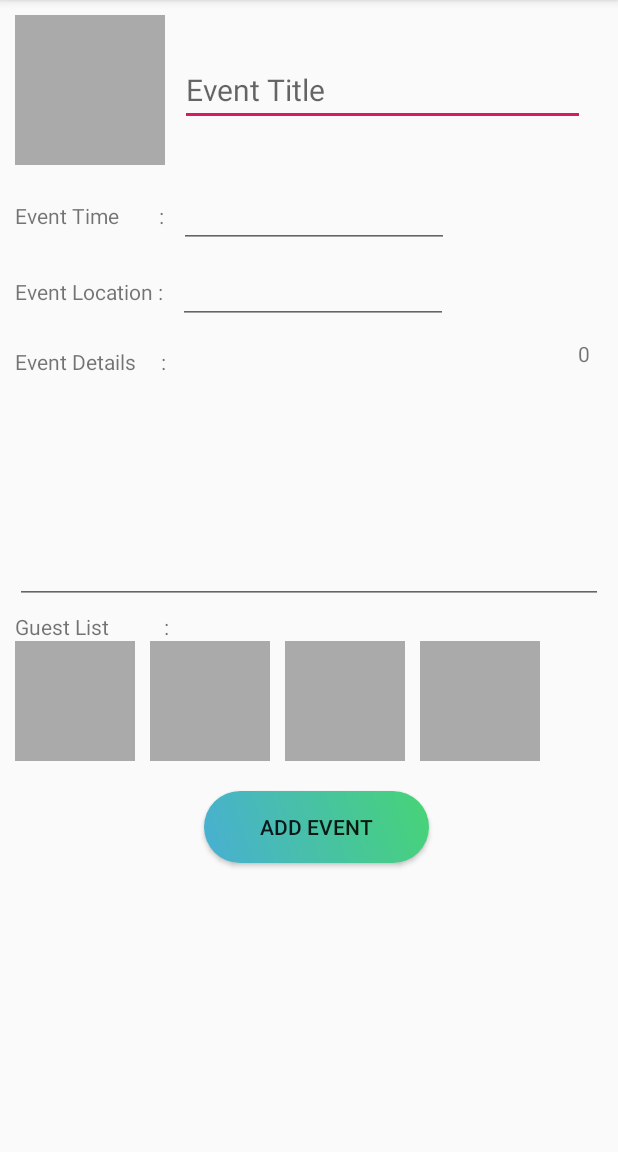
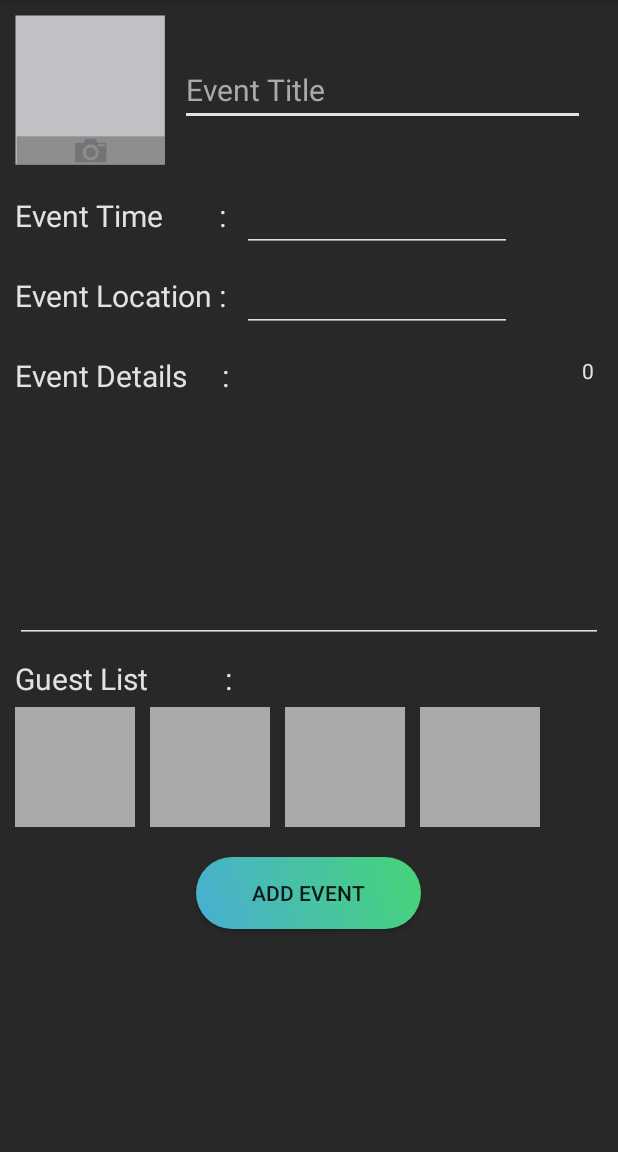
Before and after one commit to sesiliafenina/singup, an Android app: the AddEventActivity screen opened directly, with no data from a screen before it, on a phone screen of 412 x 824 dp, the part 84-1236 px from its top. Run offline under Robolectric (Android 15) with nearby library versions, the light colour scheme and no system bars.

Commit message:
fixed UI/UX

```diff
--- a/app/src/main/res/layout/activity_details.xml
+++ b/app/src/main/res/layout/activity_details.xml
@@ -131,8 +131,15 @@
                     android:layout_width="60dp"
                     android:layout_height="60dp"
                     android:src="@drawable/norman"/>
-
         </LinearLayout>
+        <TextView
+                android:layout_width="match_parent"
+                android:layout_height="wrap_content"
+                android:text="Event Details :"
+                android:textColor="#ffe2e2e2"
+                android:layout_marginTop="10dp"
+                android:textSize="20sp"
+                android:layout_marginStart="10dp"/>
         <TextView
                 android:text="Event details here"
                 android:textColor="#ffe2e2e2"
@@ -140,7 +147,7 @@
                 android:layout_width="match_parent"
                 android:layout_height="wrap_content"
                 android:id="@+id/eventDetails"
-                android:layout_marginTop="10dp"
+                android:layout_marginTop="5dp"
                 android:layout_marginBottom="10dp"
                 android:layout_marginLeft="10dp"
                 android:layout_marginRight="10dp"/>
--- a/app/src/main/res/layout/activity_main_page.xml
+++ b/app/src/main/res/layout/activity_main_page.xml
@@ -35,5 +35,5 @@
             android:layout_width="200dp"
             android:elevation="10dp"
             android:layout_gravity="center"
-            android:text="Attendance"/>
+            android:text="Manage"/>
     </LinearLayout>
--- a/app/src/main/res/layout/add_event.xml
+++ b/app/src/main/res/layout/add_event.xml
@@ -1,13 +1,14 @@
 <?xml version="1.0" encoding="utf-8"?>
 <LinearLayout xmlns:android="http://schemas.android.com/apk/res/android"
               android:orientation="vertical"
-              android:layout_marginLeft="10dp"
-              android:layout_marginRight="10dp"
               android:layout_width="match_parent"
               android:layout_weight="4"
-              android:layout_height="match_parent"
-              android:layout_marginStart="10dp">
+              android:background="#FF282828"
+              android:layout_height="match_parent">
     <LinearLayout
+            android:layout_marginLeft="10dp"
+            android:layout_marginStart="10dp"
+            android:layout_marginRight="10dp"
             android:layout_width="match_parent"
             android:layout_marginTop="10dp"
             android:layout_height="wrap_content"
@@ -26,10 +27,13 @@
                     android:layout_centerInParent="true"
                     android:id="@+id/registerEventImage"
                     android:scaleType="centerCrop"
-                    android:background="@android:color/darker_gray"
+                    android:src="@drawable/add_image"
                     android:layout_height="100dp"/>
         </RelativeLayout>
     <EditText
+            android:backgroundTint="#ffe2e2e2"
+            android:textColor="#ffe2e2e2"
+            android:textColorHint="@android:color/darker_gray"
             android:layout_marginLeft="10dp"
             android:layout_marginRight="10dp"
             android:layout_gravity="center"
@@ -41,14 +45,23 @@
             android:layout_marginStart="10dp"/>
     </LinearLayout>
     <LinearLayout
+            android:layout_marginLeft="10dp"
+            android:layout_marginStart="10dp"
+            android:layout_marginRight="10dp"
             android:layout_marginTop="10dp"
             android:layout_width="match_parent"
             android:layout_height="wrap_content">
     <TextView
+            android:textSize="20sp"
+            android:textColor="#ffe2e2e2"
             android:layout_width="wrap_content"
             android:layout_height="wrap_content"
             android:text="Event Time        :"/>
     <EditText
+            android:textSize="20sp"
+            android:backgroundTint="#ffe2e2e2"
+            android:textColorHint="@android:color/darker_gray"
+            android:textColor="#ffe2e2e2"
             android:id="@+id/eventTime"
             android:layout_width="180dp"
             android:layout_height="wrap_content"
@@ -56,32 +69,46 @@
 
     </LinearLayout>
     <LinearLayout
+            android:layout_marginLeft="10dp"
+            android:layout_marginStart="10dp"
+            android:layout_marginRight="10dp"
             android:layout_marginTop="5dp"
             android:layout_width="match_parent"
             android:layout_height="wrap_content">
         <TextView
+                android:textSize="20sp"
+                android:textColor="#ffe2e2e2"
                 android:layout_width="wrap_content"
                 android:layout_height="wrap_content"
                 android:text="Event Location :"/>
         <EditText
+                android:textSize="20sp"
+                android:backgroundTint="#ffe2e2e2"
+                android:textColorHint="@android:color/darker_gray"
+                android:textColor="#ffe2e2e2"
                 android:id="@+id/eventLocation"
                 android:layout_width="180dp"
                 android:layout_height="wrap_content"
-                android:layout_marginLeft="10dp"
                 android:layout_marginStart="10dp"/>
     </LinearLayout>
     <LinearLayout
+            android:layout_marginLeft="10dp"
+            android:layout_marginStart="10dp"
+            android:layout_marginRight="10dp"
             android:layout_marginTop="10dp"
             android:orientation="horizontal"
             android:layout_width="match_parent"
             android:layout_height="wrap_content">
     <TextView
+            android:textSize="20sp"
+            android:textColor="#ffe2e2e2"
             android:layout_weight="15"
             android:layout_width="wrap_content"
             android:layout_height="wrap_content"
             android:layout_marginTop="5dp"
             android:text="Event Details     :"/>
         <TextView
+                android:textColor="#ffe2e2e2"
                 android:layout_width="wrap_content"
                 android:layout_height="wrap_content"
                 android:text="0"
@@ -89,6 +116,12 @@
                 android:id="@+id/textCounter"/>
     </LinearLayout>
     <EditText
+            android:textSize="20sp"
+            android:backgroundTint="#ffe2e2e2"
+            android:textColorHint="@android:color/darker_gray"
+            android:textColor="#ffe2e2e2"
+            android:layout_marginLeft="10dp"
+            android:layout_marginStart="10dp"
             android:id="@+id/eventDescription"
             android:layout_width="match_parent"
             android:layout_marginRight="10dp"
@@ -101,11 +134,19 @@
             android:maxLines="10"
             android:layout_marginEnd="10dp"/>
     <TextView
-            android:layout_marginTop="5dp"
+            android:textSize="20sp"
+            android:textColor="#ffe2e2e2"
+            android:layout_marginLeft="10dp"
+            android:layout_marginStart="10dp"
+            android:layout_marginRight="10dp"
+            android:layout_marginTop="10dp"
+            android:layout_marginBottom="5dp"
             android:layout_width="wrap_content"
             android:layout_height="wrap_content"
             android:text="Guest List           :"/>
     <HorizontalScrollView
+            android:layout_marginLeft="10dp"
+            android:layout_marginStart="10dp"
             android:layout_marginRight="10dp"
             android:layout_width="match_parent"
             android:layout_height="wrap_content"
--- a/app/src/main/res/layout/register.xml
+++ b/app/src/main/res/layout/register.xml
@@ -11,12 +11,13 @@
             android:layout_weight="1"/>
     <TextView
             android:id="@+id/eventName"
-            android:layout_width="match_parent"
+            android:layout_width="270dp"
             android:layout_height="wrap_content"
             android:textSize="30sp"
             android:textColor="#47D476"
             android:layout_marginBottom="20dp"
-            android:gravity="center"
+            android:layout_gravity="center"
+            android:textAlignment="center"
             android:textStyle="bold"
             android:text="Event Name"/>
 
```
Also changed, not shown: app/src/main/res/drawable/add_image.png (added).
